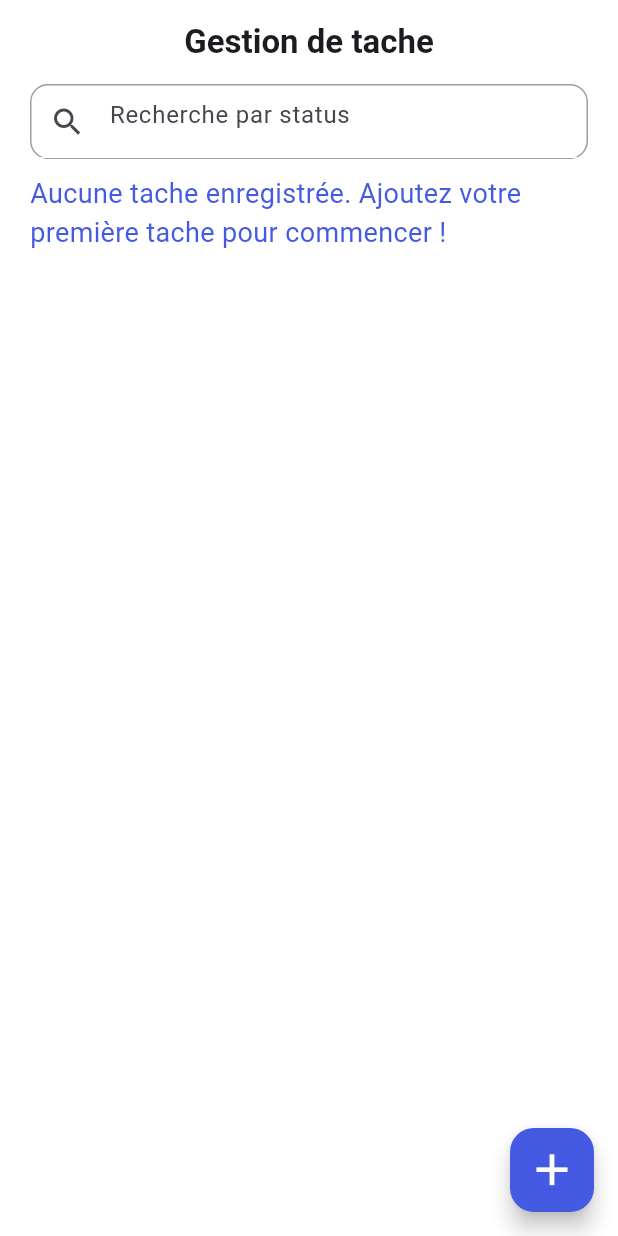
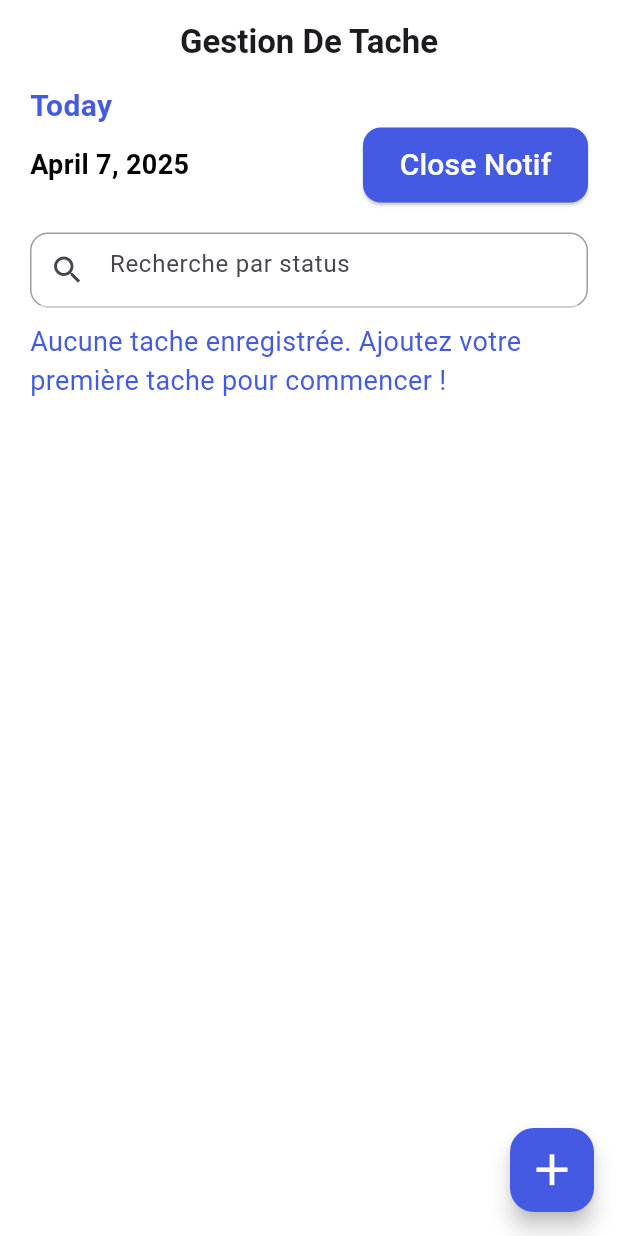
Before and after one commit to zakx227/mytask, a Flutter app: the screen it shows after launch, on a phone screen of 412 x 824 dp. Run offline on Flutter 3.47's test engine with Material 3 defaults, Android fonts, the phone set to English and light mode, and no system bars; our stand-ins replace flutter_local_notifications, flutter_riverpod, sqflite, timezone; accounts and stored records are empty.

Commit message:
premier version de l'app mytask

```diff
--- a/lib/main.dart
+++ b/lib/main.dart
@@ -4,7 +4,7 @@ import 'package:mytask/models/task_model.dart';
 import 'package:mytask/screens/add_task_screen.dart';
 import 'package:mytask/screens/detail_task_screen.dart';
 import 'package:mytask/screens/home_screen.dart';
-import 'package:mytask/notification.dart';
+import 'package:mytask/notification/notification.dart';
 
 void main() async {
   WidgetsFlutterBinding.ensureInitialized();
@@ -22,7 +22,6 @@ class MyApp extends StatelessWidget {
       initialRoute: '/home',
       onGenerateRoute: (settings) {
         final arguments = settings.arguments;
-
         final widget = switch (settings.name ?? "") {
           '/addtask' => AddTaskScreen(),
           '/detailtask' => DetailTaskScreen(task: arguments as Task),
--- a/lib/screens/detail_task_screen.dart
+++ b/lib/screens/detail_task_screen.dart
@@ -29,7 +29,7 @@ class _DetailTaskScreenState extends ConsumerState<DetailTaskScreen> {
           child: Column(
             children: [
               MyInputField(
-                title: 'Task',
+                title: 'Tache',
                 hint: widget.task.title!,
                 widget: Container(),
               ),
--- a/lib/screens/home_screen.dart
+++ b/lib/screens/home_screen.dart
@@ -1,10 +1,14 @@
 import 'package:flutter/material.dart';
 import 'package:flutter_riverpod/flutter_riverpod.dart';
+import 'package:intl/intl.dart';
+import 'package:mytask/notification/notification.dart';
 import 'package:mytask/riverpod/provider.dart';
 import 'package:mytask/utils/constants.dart';
 
 class HomeScreen extends ConsumerWidget {
-  const HomeScreen({super.key});
+  HomeScreen({super.key});
+
+  final DateTime _date = DateTime.now();
 
   @override
   Widget build(BuildContext context, WidgetRef ref) {
@@ -17,14 +21,56 @@ class HomeScreen extends ConsumerWidget {
         backgroundColor: Colors.white,
         leading: Text(''),
         title: Text(
-          'Gestion de tache',
+          'Gestion De Tache',
           style: TextStyle(fontWeight: FontWeight.bold),
         ),
       ),
       body: Container(
         padding: EdgeInsets.symmetric(horizontal: 20),
         child: Column(
+          crossAxisAlignment: CrossAxisAlignment.start,
           children: [
+            Text(
+              'Today',
+              style: TextStyle(
+                fontSize: 20,
+                color: couleurPrincipale,
+                fontWeight: FontWeight.bold,
+              ),
+            ),
+            Row(
+              mainAxisAlignment: MainAxisAlignment.spaceBetween,
+              children: [
+                Text(
+                  DateFormat('yMMMMd').format(_date),
+                  style: TextStyle(
+                    color: Colors.black,
+                    fontWeight: FontWeight.bold,
+                    fontSize: 18,
+                  ),
+                ),
+                SizedBox(
+                  height: 50,
+                  width: 150,
+                  child: ElevatedButton(
+                    style: ElevatedButton.styleFrom(
+                      shape: RoundedRectangleBorder(
+                        borderRadius: BorderRadius.all(Radius.circular(12)),
+                      ),
+                      backgroundColor: couleurPrincipale,
+                    ),
+                    onPressed: () {
+                      NotificationHelper.cancelAllNotifications();
+                    },
+                    child: Text(
+                      'Close Notif',
+                      style: TextStyle(color: Colors.white, fontSize: 20),
+                    ),
+                  ),
+                ),
+              ],
+            ),
+            SizedBox(height: 20),
             Container(
               decoration: BoxDecoration(
                 border: Border.all(color: Colors.grey, width: 1),
@@ -69,7 +115,7 @@ class HomeScreen extends ConsumerWidget {
                               color:
                                   listTask[index].status != 'termine'
                                       ? const Color.fromARGB(54, 158, 158, 158)
-                                      : const Color.fromARGB(139, 76, 175, 79),
+                                      : const Color.fromARGB(35, 2, 44, 252),
                               borderRadius: BorderRadius.circular(25),
                             ),
                             child: Column(
```
Also changed, not shown: lib/notification/notification.dart (renamed from lib/notification.dart, +6 -6 lines), lib/screens/add_task_screen.dart (+12 -14 lines).
